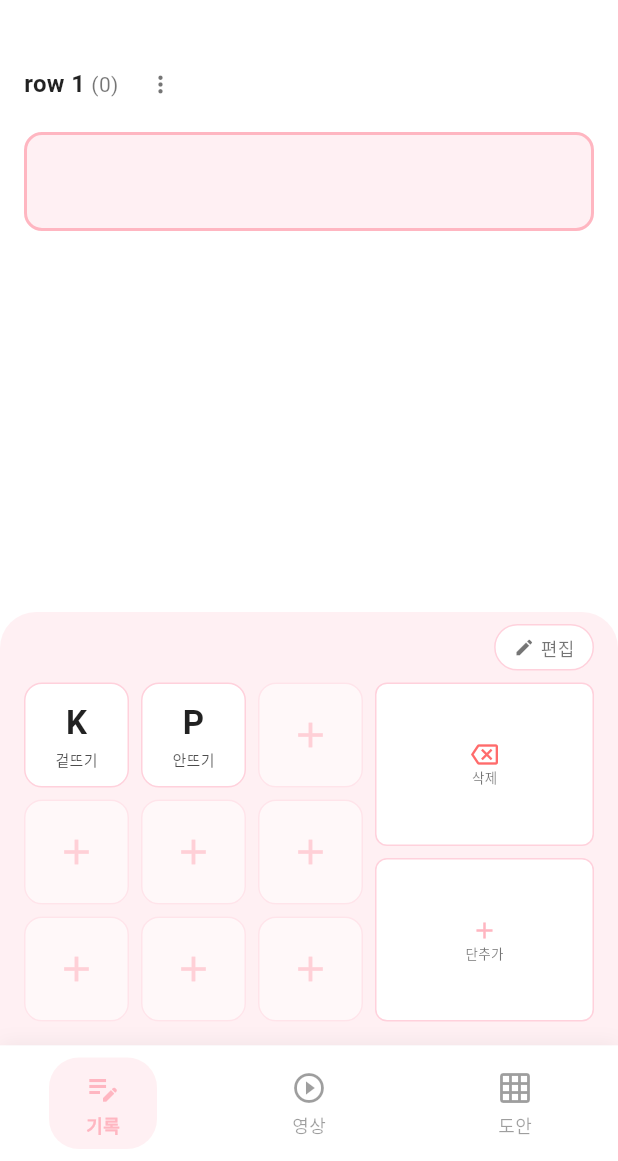
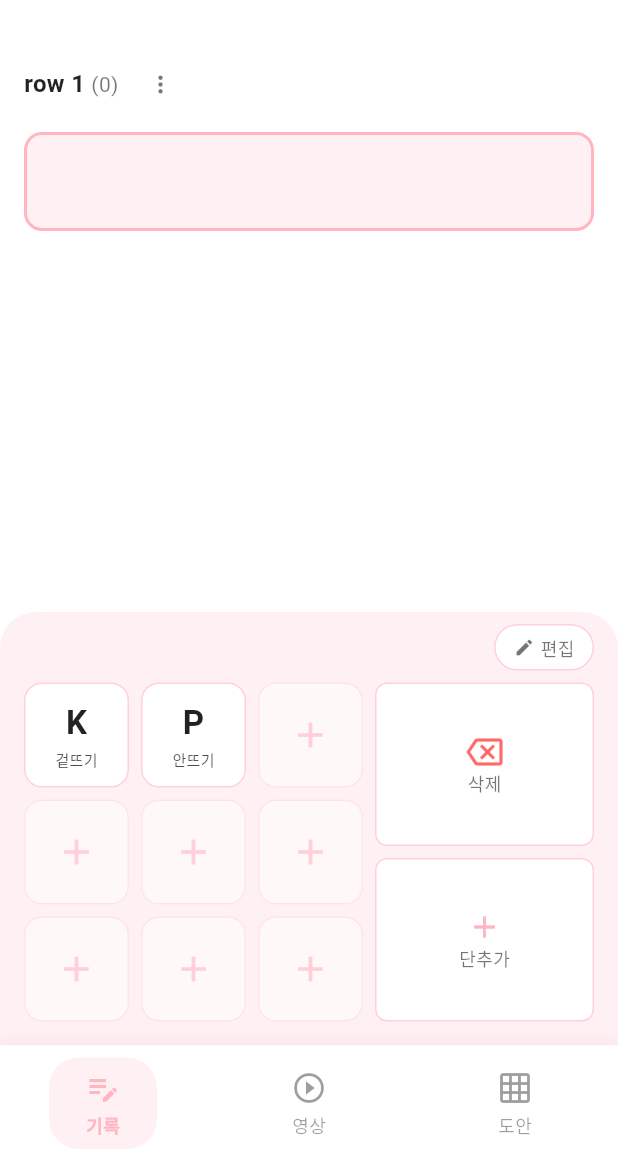
Before and after one commit to pgg94a-afk/SpringyKnitting, a Flutter app: the KnittingReportScreen screen opened directly, on a phone screen of 412 x 824 dp, the part 75-1236 px from its top. Run offline on Flutter 3.47's test engine with Material 3 defaults, Android fonts, the phone set to English and light mode, and no system bars; our stand-ins replace youtube_player_iframe; Roboto replaces fonts that are missing (Pretendard).

Commit message:
UI 개선

```diff
--- a/lib/widgets/stitch_pad.dart
+++ b/lib/widgets/stitch_pad.dart
@@ -433,13 +433,13 @@ class _StitchPadState extends State<StitchPad> {
           children: [
             Icon(
               Icons.backspace_outlined,
-              size: 18,
+              size: 24,
               color: Color(0xFFFF6B6B),
             ),
             Text(
               '삭제',
               style: TextStyle(
-                fontSize: 9,
+                fontSize: 12,
                 color: Colors.black54,
               ),
             ),
@@ -467,13 +467,13 @@ class _StitchPadState extends State<StitchPad> {
           children: [
             Icon(
               Icons.add,
-              size: 18,
+              size: 24,
               color: Color(0xFFFFB6C1),
             ),
             Text(
               '단추가',
               style: TextStyle(
-                fontSize: 9,
+                fontSize: 12,
                 color: Colors.black54,
               ),
             ),
```
